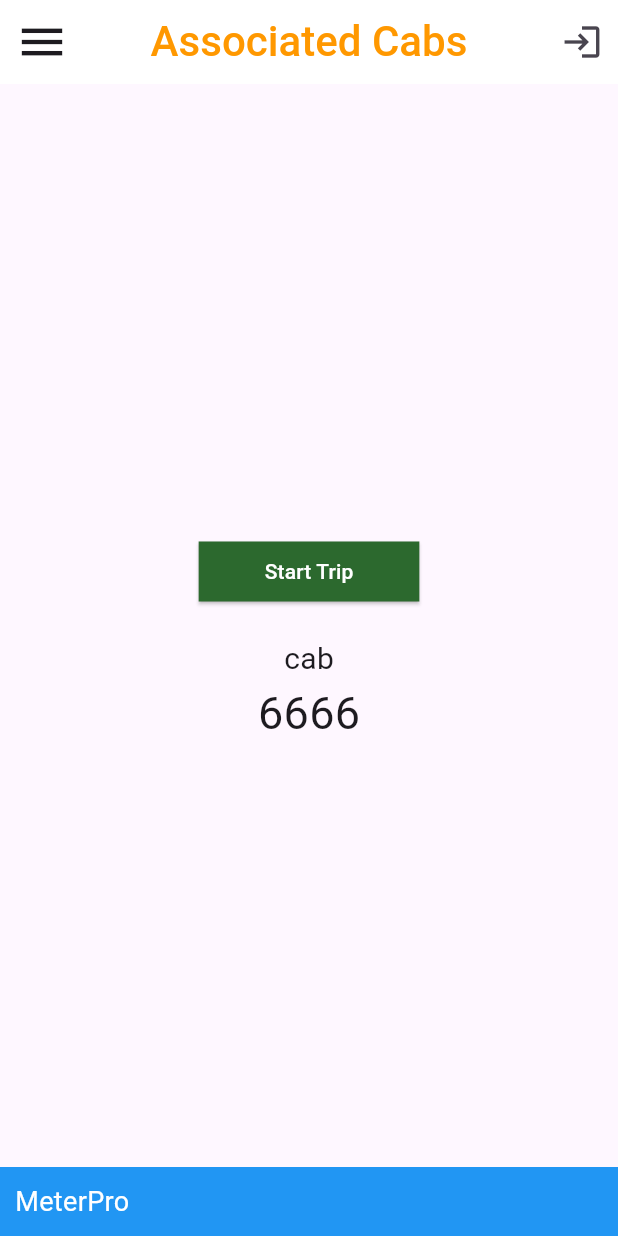
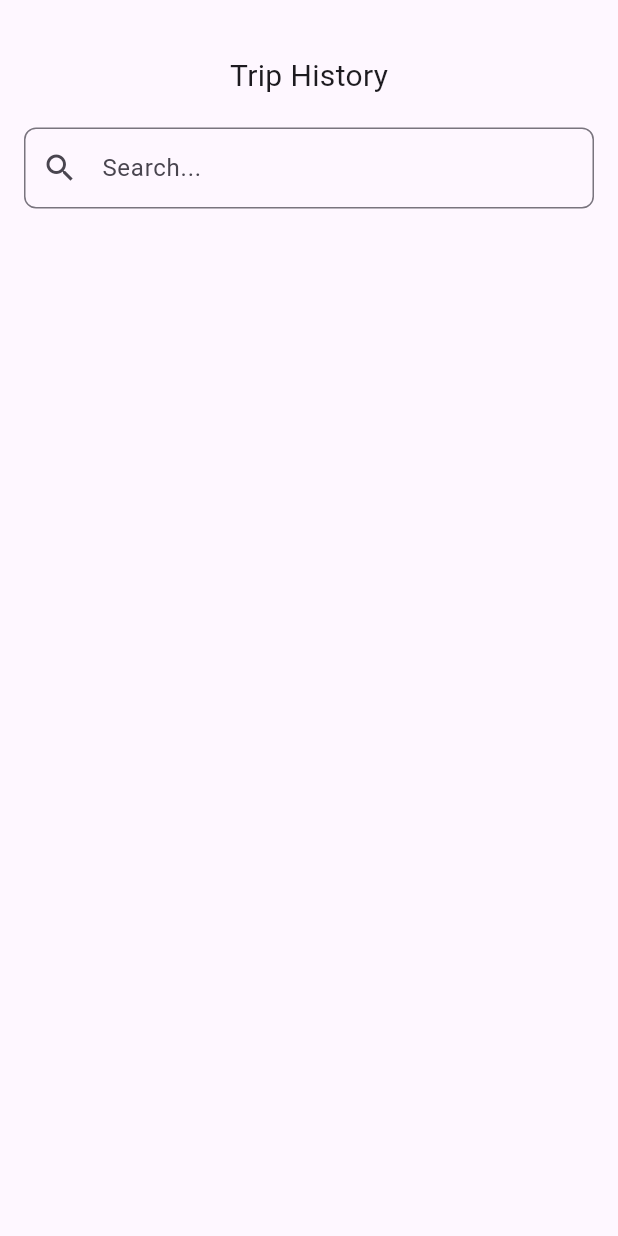
Before and after one commit to Abishekdeepak5/Cab, a Flutter app: the screen it shows after launch, on a phone screen of 412 x 824 dp. Run offline on Flutter 3.47's test engine with Material 3 defaults, Android fonts, the phone set to English and light mode, and no system bars; our stand-ins replace font_awesome_flutter, geocoding, google_maps_flutter, location.

Commit message:
initialized trip history ui

```diff
--- a/lib/main.dart
+++ b/lib/main.dart
@@ -1,6 +1,7 @@
 import 'package:flutter/material.dart';
 import 'dart:io';
 import 'package:google_mao/ui/home.dart';
+import 'package:google_mao/ui/trip_history.dart';
 import 'package:google_mao/ui/associated_cabs.dart';
 import 'package:google_mao/components/crud/list_page.dart';
 import 'package:google_mao/components/map/location_traking.dart';
@@ -39,7 +40,7 @@
       ),
       // home: const LocationTracking(),
       // home: const APIHomeScreen(),
-      home: AssociatedCabs(),
+      home: TripHistoryPage(),
     );
   }
 }
--- /dev/null
+++ b/lib/ui/trip_history.dart
@@ -0,0 +1,42 @@
+import 'package:flutter/material.dart';
+
+class TripHistoryPage extends StatelessWidget {
+  @override
+  Widget build(BuildContext context) {
+    return Scaffold(
+      body: Padding(
+        padding: const EdgeInsets.all(16.0),
+        child: Column(
+          crossAxisAlignment: CrossAxisAlignment.stretch,
+          children: [
+            SizedBox(height: 20),
+            Center(
+              child: Text(
+                'Trip History',
+                style: TextStyle(
+                  fontSize: 20,
+                  // fontWeight: FontWeight.bold,
+                ),
+              ),
+            ),
+            SizedBox(height: 20),
+            Container(
+              width: double.infinity,
+              child: TextField(
+                decoration: InputDecoration(
+                  contentPadding:
+                      EdgeInsets.symmetric(vertical: 15, horizontal: 20),
+                  prefixIcon: Icon(Icons.search),
+                  hintText: 'Search...',
+                  border: OutlineInputBorder(
+                    borderRadius: BorderRadius.circular(8),
+                  ),
+                ),
+              ),
+            ),
+          ],
+        ),
+      ),
+    );
+  }
+}
```
